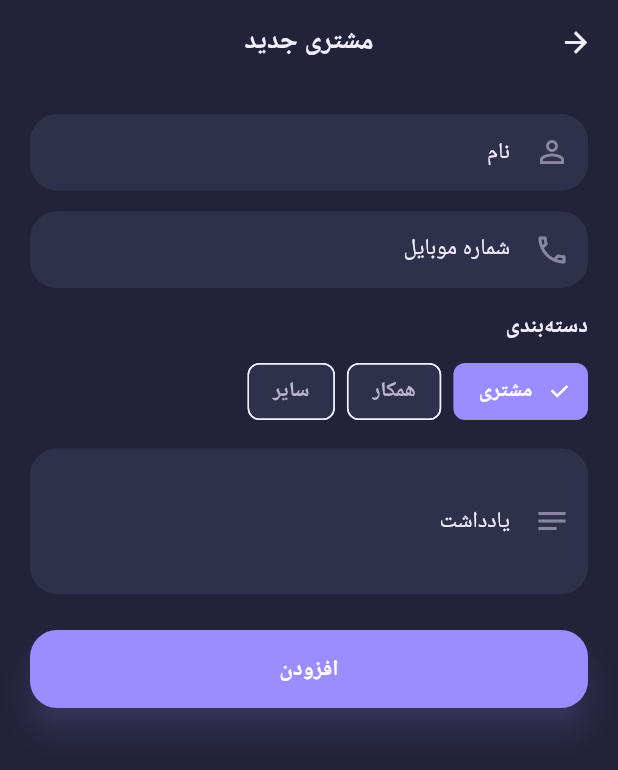
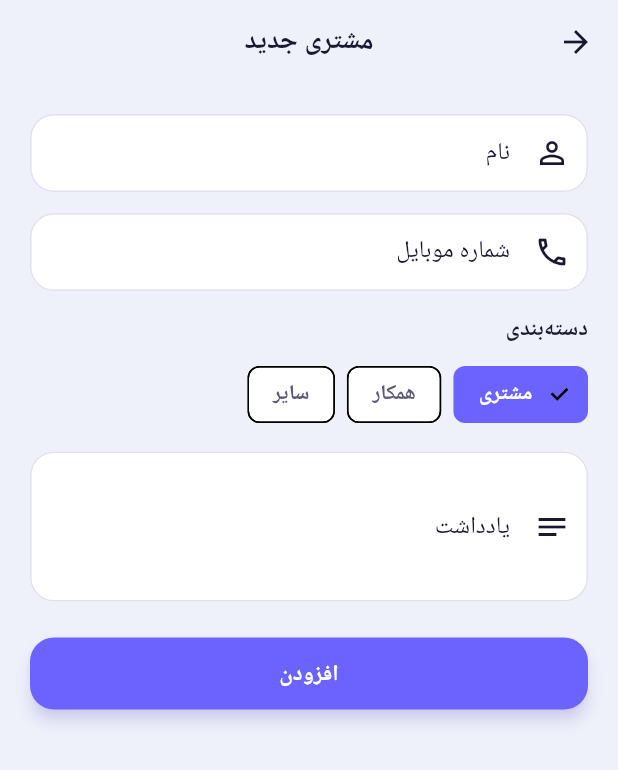
Before and after one commit to froshapp09/customer-callbook, a Flutter app: the screen it shows after launch, item 2 of the bottom bar chosen, after a tap on "افزودن مشتری", on a phone screen of 412 x 824 dp. Shown: the top 770 px of the screen. Run offline on Flutter 3.47's test engine with Material 3 defaults, Android fonts, the phone set to English and light mode, and no system bars; our stand-ins replace file_picker, flutter_contacts, flutter_local_notifications, google_fonts, permission_handler, share_plus and 1 more; accounts and stored records are empty; Roboto replaces fonts that are missing (Vazirmatn).

Commit message:
Add files via upload

```diff
--- a/lib/app.dart
+++ b/lib/app.dart
@@ -2,7 +2,6 @@ import 'package:flutter/material.dart';
 import 'package:flutter/services.dart';
 import 'package:customer_callbook/core/theme/app_theme.dart';
 import 'package:customer_callbook/core/theme/app_colors.dart';
-import 'package:customer_callbook/core/theme/theme_controller.dart';
 import 'package:customer_callbook/core/theme/tag_colors.dart';
 import 'package:customer_callbook/data/services/contact_cache.dart';
 import 'package:customer_callbook/features/home/presentation/pages/home_page.dart';
@@ -16,61 +15,37 @@ class CustomerCallbookApp extends StatefulWidget {
 }
 
 class _CustomerCallbookAppState extends State<CustomerCallbookApp> {
-  final _theme = ThemeController.instance;
-
   @override
   void initState() {
     super.initState();
     _init();
-    _theme.addListener(_onTheme);
   }
 
   Future<void> _init() async {
-    await _theme.load();
+    AppColors.isDark = false;
     await TagColors.instance.load();
     ContactCache.instance.warmUp();
-    // بازیابی شنود تماس اگر کاربر فعال کرده
     CallListenerService.instance.restoreIfEnabled();
-    _applySystemUi(_theme.isDark);
-    if (mounted) setState(() {});
-  }
-
-  void _onTheme() {
-    AppColors.isDark = _theme.isDark;
-    _applySystemUi(_theme.isDark);
-    if (mounted) setState(() {});
-  }
-
-  void _applySystemUi(bool dark) {
     SystemChrome.setSystemUIOverlayStyle(
-      SystemUiOverlayStyle(
+      const SystemUiOverlayStyle(
         statusBarColor: Colors.transparent,
-        statusBarIconBrightness: dark ? Brightness.light : Brightness.dark,
-        statusBarBrightness: dark ? Brightness.dark : Brightness.light,
-        systemNavigationBarColor: dark ? const Color(0xFF1E1F33) : const Color(0xFFFFFFFF),
-        systemNavigationBarIconBrightness: dark ? Brightness.light : Brightness.dark,
+        statusBarIconBrightness: Brightness.dark,
+        systemNavigationBarColor: Color(0xFFFFFFFF),
+        systemNavigationBarIconBrightness: Brightness.dark,
       ),
     );
-  }
-
-  @override
-  void dispose() {
-    _theme.removeListener(_onTheme);
-    super.dispose();
+    if (mounted) setState(() {});
   }
 
   @override
   Widget build(BuildContext context) {
-    AppColors.isDark = _theme.isDark;
-    final dark = _theme.isDark;
+    AppColors.isDark = false;
     return MaterialApp(
       title: 'دفترچه مشتریان',
       debugShowCheckedModeBanner: false,
       theme: AppTheme.lightTheme,
-      darkTheme: AppTheme.darkTheme,
-      themeMode: dark ? ThemeMode.dark : ThemeMode.light,
-      // key اجباری: کل درخت UI با تعویض تم از نو ساخته شود
-      home: HomePage(key: ValueKey<bool>(dark)),
+      themeMode: ThemeMode.light,
+      home: const HomePage(),
       builder: (context, child) {
         return Directionality(
           textDirection: TextDirection.rtl,
--- a/lib/core/theme/app_colors.dart
+++ b/lib/core/theme/app_colors.dart
@@ -1,14 +1,18 @@
 import 'package:flutter/material.dart';
 
-class AppColorsLight {
-  static const Color background = Color(0xFFF0F2FA);
+/// تم روشن شیشه‌ای — مطابق نمونه مرجع
+class AppColors {
+  static bool isDark = false;
+
+  static const Color background = Color(0xFFEEF0FA);
   static const Color backgroundEnd = Color(0xFFE8E4F8);
-  static const Color surface = Color(0xFFFFFFFF);
+  static const Color surface = Color(0xF2FFFFFF);
   static const Color surfaceSolid = Color(0xFFFFFFFF);
   static const Color surfaceElevated = Color(0xFFFFFFFF);
   static const Color primary = Color(0xFF6C63FF);
   static const Color primaryDark = Color(0xFF5548E0);
   static const Color accent = Color(0xFF16A34A);
+  static const Color success = Color(0xFF16A34A);
   static const Color textPrimary = Color(0xFF1A1730);
   static const Color textSecondary = Color(0xFF5C5878);
   static const Color textMuted = Color(0xFF9B97B0);
@@ -17,53 +21,8 @@ class AppColorsLight {
   static const Color info = Color(0xFF2563EB);
   static const Color border = Color(0xFFE2E0F0);
   static const Color chipBg = Color(0xFFEEECFF);
-  static const Color shadow = Color(0x1A000000);
+  static const Color shadow = Color(0x1A5E52E0);
   static const Color navBar = Color(0xFFFFFFFF);
-}
-
-class AppColorsDark {
-  static const Color background = Color(0xFF22233A);
-  static const Color backgroundEnd = Color(0xFF2C2D4A);
-  static const Color surface = Color(0xFF2F314C);
-  static const Color surfaceSolid = Color(0xFF2F314C);
-  static const Color surfaceElevated = Color(0xFF383A58);
-  static const Color primary = Color(0xFF9B8CFF);
-  static const Color primaryDark = Color(0xFF7C6CF6);
-  static const Color accent = Color(0xFF34D399);
-  static const Color textPrimary = Color(0xFFF2F0FF);
-  static const Color textSecondary = Color(0xFFB8B5D0);
-  static const Color textMuted = Color(0xFF8885A5);
-  static const Color danger = Color(0xFFF87171);
-  static const Color warning = Color(0xFFFBBF24);
-  static const Color info = Color(0xFF60A5FA);
-  static const Color border = Color(0x28FFFFFF);
-  static const Color chipBg = Color(0xFF3F3B68);
-  static const Color shadow = Color(0x40000000);
-  static const Color navBar = Color(0xFF1E1F33);
-}
-
-class AppColors {
-  static bool isDark = true;
-
-  static Color get background => isDark ? AppColorsDark.background : AppColorsLight.background;
-  static Color get backgroundEnd => isDark ? AppColorsDark.backgroundEnd : AppColorsLight.backgroundEnd;
-  static Color get surface => isDark ? AppColorsDark.surface : AppColorsLight.surface;
-  static Color get surfaceSolid => isDark ? AppColorsDark.surfaceSolid : AppColorsLight.surfaceSolid;
-  static Color get surfaceElevated => isDark ? AppColorsDark.surfaceElevated : AppColorsLight.surfaceElevated;
-  static Color get primary => isDark ? AppColorsDark.primary : AppColorsLight.primary;
-  static Color get primaryDark => isDark ? AppColorsDark.primaryDark : AppColorsLight.primaryDark;
-  static Color get accent => isDark ? AppColorsDark.accent : AppColorsLight.accent;
-  static Color get success => accent;
-  static Color get textPrimary => isDark ? AppColorsDark.textPrimary : AppColorsLight.textPrimary;
-  static Color get textSecondary => isDark ? AppColorsDark.textSecondary : AppColorsLight.textSecondary;
-  static Color get textMuted => isDark ? AppColorsDark.textMuted : AppColorsLight.textMuted;
-  static Color get danger => isDark ? AppColorsDark.danger : AppColorsLight.danger;
-  static Color get warning => isDark ? AppColorsDark.warning : AppColorsLight.warning;
-  static Color get info => isDark ? AppColorsDark.info : AppColorsLight.info;
-  static Color get border => isDark ? AppColorsDark.border : AppColorsLight.border;
-  static Color get chipBg => isDark ? AppColorsDark.chipBg : AppColorsLight.chipBg;
-  static Color get shadow => isDark ? AppColorsDark.shadow : AppColorsLight.shadow;
-  static Color get navBar => isDark ? AppColorsDark.navBar : AppColorsLight.navBar;
 
   static const List<Color> avatarPalette = [
     Color(0xFF7C6CF0),
--- a/lib/core/theme/app_theme.dart
+++ b/lib/core/theme/app_theme.dart
@@ -3,122 +3,98 @@ import 'package:google_fonts/google_fonts.dart';
 import 'app_colors.dart';
 
 class AppTheme {
-  static ThemeData theme(bool dark) {
-    AppColors.isDark = dark;
-    final bg = dark ? AppColorsDark.background : AppColorsLight.background;
-    final surface = dark ? AppColorsDark.surfaceSolid : AppColorsLight.surfaceSolid;
-    final primary = dark ? AppColorsDark.primary : AppColorsLight.primary;
-    final text = dark ? AppColorsDark.textPrimary : AppColorsLight.textPrimary;
-    final textSec = dark ? AppColorsDark.textSecondary : AppColorsLight.textSecondary;
-    final muted = dark ? AppColorsDark.textMuted : AppColorsLight.textMuted;
-    final border = dark ? AppColorsDark.border : AppColorsLight.border;
-    final accent = dark ? AppColorsDark.accent : AppColorsLight.accent;
-    final danger = dark ? AppColorsDark.danger : AppColorsLight.danger;
-    final nav = dark ? AppColorsDark.navBar : AppColorsLight.navBar;
-
-    final base = GoogleFonts.vazirmatnTextTheme(
-      dark ? ThemeData.dark().textTheme : ThemeData.light().textTheme,
-    );
-
-    return ThemeData(
+  static ThemeData get lightTheme {
+    AppColors.isDark = false;
+    final base = ThemeData(
       useMaterial3: true,
-      brightness: dark ? Brightness.dark : Brightness.light,
-      scaffoldBackgroundColor: bg,
-      primaryColor: primary,
-      colorScheme: ColorScheme(
-        brightness: dark ? Brightness.dark : Brightness.light,
-        primary: primary,
+      brightness: Brightness.light,
+      colorScheme: ColorScheme.light(
+        primary: AppColors.primary,
+        secondary: AppColors.accent,
+        surface: AppColors.surfaceSolid,
+        error: AppColors.danger,
         onPrimary: Colors.white,
-        secondary: accent,
-        onSecondary: Colors.white,
-        surface: surface,
-        onSurface: text,
-        error: danger,
-        onError: Colors.white,
+        onSurface: AppColors.textPrimary,
       ),
+      scaffoldBackgroundColor: AppColors.background,
       appBarTheme: AppBarTheme(
         backgroundColor: Colors.transparent,
         elevation: 0,
-        scrolledUnderElevation: 0,
         centerTitle: true,
-        titleTextStyle: GoogleFonts.vazirmatn(fontSize: 18, fontWeight: FontWeight.w700, color: text),
-        iconTheme: IconThemeData(color: text, size: 22),
+        foregroundColor: AppColors.textPrimary,
+        titleTextStyle: GoogleFonts.vazirmatn(
+          fontSize: 18,
+          fontWeight: FontWeight.w700,
+          color: AppColors.textPrimary,
+        ),
       ),
-      textTheme: base.copyWith(
-        headlineMedium: GoogleFonts.vazirmatn(fontSize: 22, fontWeight: FontWeight.w800, color: text),
-        titleLarge: GoogleFonts.vazirmatn(fontSize: 17, fontWeight: FontWeight.w700, color: text),
-        titleMedium: GoogleFonts.vazirmatn(fontSize: 15, fontWeight: FontWeight.w600, color: text),
-        bodyLarge: GoogleFonts.vazirmatn(fontSize: 15, color: text),
-        bodyMedium: GoogleFonts.vazirmatn(fontSize: 13, color: textSec),
-        bodySmall: GoogleFonts.vazirmatn(fontSize: 12, color: muted),
-        labelLarge: GoogleFonts.vazirmatn(fontSize: 14, fontWeight: FontWeight.w700, color: Colors.white),
+      textTheme: TextTheme(
+        headlineMedium: GoogleFonts.vazirmatn(fontSize: 24, fontWeight: FontWeight.w800, color: AppColors.textPrimary),
+        titleLarge: GoogleFonts.vazirmatn(fontSize: 18, fontWeight: FontWeight.w700, color: AppColors.textPrimary),
+        titleMedium: GoogleFonts.vazirmatn(fontSize: 15, fontWeight: FontWeight.w600, color: AppColors.textPrimary),
+        bodyMedium: GoogleFonts.vazirmatn(fontSize: 14, color: AppColors.textSecondary),
+        bodySmall: GoogleFonts.vazirmatn(fontSize: 12, color: AppColors.textMuted),
+      ),
+      inputDecorationTheme: InputDecorationTheme(
+        filled: true,
+        fillColor: AppColors.surfaceSolid,
+        border: OutlineInputBorder(borderRadius: BorderRadius.circular(16), borderSide: BorderSide(color: AppColors.border)),
+        enabledBorder: OutlineInputBorder(borderRadius: BorderRadius.circular(16), borderSide: BorderSide(color: AppColors.border)),
+        focusedBorder: OutlineInputBorder(borderRadius: BorderRadius.circular(16), borderSide: BorderSide(color: AppColors.primary, width: 1.5)),
+        contentPadding: const EdgeInsets.symmetric(horizontal: 16, vertical: 14),
+        hintStyle: GoogleFonts.vazirmatn(color: AppColors.textMuted),
       ),
       elevatedButtonTheme: ElevatedButtonThemeData(
         style: ElevatedButton.styleFrom(
-          backgroundColor: primary,
+          backgroundColor: AppColors.primary,
           foregroundColor: Colors.white,
-          elevation: 8,
-          shadowColor: primary.withOpacity(0.4),
-          minimumSize: const Size.fromHeight(52),
-          shape: RoundedRectangleBorder(borderRadius: BorderRadius.circular(18)),
-          textStyle: GoogleFonts.vazirmatn(fontSize: 15, fontWeight: FontWeight.w700),
+          elevation: 4,
+          shadowColor: AppColors.primary.withOpacity(0.35),
+          padding: const EdgeInsets.symmetric(horizontal: 20, vertical: 14),
+          shape: RoundedRectangleBorder(borderRadius: BorderRadius.circular(16)),
+          textStyle: GoogleFonts.vazirmatn(fontWeight: FontWeight.w700, fontSize: 15),
         ),
       ),
       outlinedButtonTheme: OutlinedButtonThemeData(
         style: OutlinedButton.styleFrom(
-          foregroundColor: primary,
-          side: BorderSide(color: primary.withOpacity(0.45), width: 1.4),
-          minimumSize: const Size.fromHeight(52),
-          shape: RoundedRectangleBorder(borderRadius: BorderRadius.circular(18)),
+          foregroundColor: AppColors.primary,
+          side: BorderSide(color: AppColors.primary.withOpacity(0.4)),
+          padding: const EdgeInsets.symmetric(horizontal: 20, vertical: 14),
+          shape: RoundedRectangleBorder(borderRadius: BorderRadius.circular(16)),
+          textStyle: GoogleFonts.vazirmatn(fontWeight: FontWeight.w600, fontSize: 15),
         ),
       ),
-      inputDecorationTheme: InputDecorationTheme(
-        filled: true,
-        fillColor: surface,
-        contentPadding: const EdgeInsets.symmetric(horizontal: 16, vertical: 14),
-        border: OutlineInputBorder(borderRadius: BorderRadius.circular(18), borderSide: BorderSide.none),
-        enabledBorder: OutlineInputBorder(borderRadius: BorderRadius.circular(18), borderSide: BorderSide.none),
-        focusedBorder: OutlineInputBorder(
+      cardTheme: CardThemeData(
+        color: AppColors.surfaceSolid,
+        elevation: 0,
+        shape: RoundedRectangleBorder(
           borderRadius: BorderRadius.circular(18),
-          borderSide: BorderSide(color: primary, width: 1.4),
+          side: BorderSide(color: AppColors.border),
         ),
-        hintStyle: GoogleFonts.vazirmatn(color: muted, fontSize: 14),
-        prefixIconColor: muted,
-      ),
-      floatingActionButtonTheme: FloatingActionButtonThemeData(
-        backgroundColor: primary,
-        foregroundColor: Colors.white,
-        elevation: 10,
-        shape: RoundedRectangleBorder(borderRadius: BorderRadius.circular(18)),
       ),
       bottomNavigationBarTheme: BottomNavigationBarThemeData(
-        backgroundColor: nav,
-        selectedItemColor: primary,
-        unselectedItemColor: muted,
+        backgroundColor: AppColors.navBar,
+        selectedItemColor: AppColors.primary,
+        unselectedItemColor: AppColors.textMuted,
         type: BottomNavigationBarType.fixed,
-        elevation: 0,
-        selectedLabelStyle: const TextStyle(fontSize: 11, fontWeight: FontWeight.w700),
-        unselectedLabelStyle: const TextStyle(fontSize: 11),
+        elevation: 8,
       ),
-      cardTheme: CardTheme(
-        color: surface,
-        elevation: 0,
-        shape: RoundedRectangleBorder(borderRadius: BorderRadius.circular(20)),
+      switchTheme: SwitchThemeData(
+        thumbColor: WidgetStateProperty.resolveWith((s) => s.contains(WidgetState.selected) ? Colors.white : AppColors.textMuted),
+        trackColor: WidgetStateProperty.resolveWith((s) => s.contains(WidgetState.selected) ? AppColors.primary : AppColors.border),
       ),
+      dividerColor: AppColors.border,
       snackBarTheme: SnackBarThemeData(
+        backgroundColor: AppColors.textPrimary,
+        contentTextStyle: GoogleFonts.vazirmatn(color: Colors.white),
         behavior: SnackBarBehavior.floating,
-        shape: RoundedRectangleBorder(borderRadius: BorderRadius.circular(14)),
-      ),
-      dividerColor: border,
-      switchTheme: SwitchThemeData(
-        thumbColor: WidgetStateProperty.resolveWith((s) => Colors.white),
-        trackColor: WidgetStateProperty.resolveWith(
-          (s) => s.contains(WidgetState.selected) ? primary : muted.withOpacity(0.35),
-        ),
+        shape: RoundedRectangleBorder(borderRadius: BorderRadius.circular(12)),
       ),
     );
+    return base;
   }
 
-  static ThemeData get darkTheme => theme(true);
-  static ThemeData get lightTheme => theme(false);
+  // سازگاری با کدهای قبلی
+  static ThemeData get darkTheme => lightTheme;
+  static ThemeData theme(bool dark) => lightTheme;
 }
--- a/pubspec.yaml
+++ b/pubspec.yaml
@@ -1,7 +1,7 @@
 name: customer_callbook
 description: دفترچه مشتریان هوشمند
 publish_to: 'none'
-version: 1.17.2+32
+version: 1.18.1+34
 
 environment:
   sdk: '>=3.2.0 <4.0.0'
@@ -12,6 +12,8 @@ dependencies:
   cupertino_icons: ^1.0.8
   google_fonts: ^6.2.1
   permission_handler: ^11.3.1
+  file_picker: ^8.0.0
+  path_provider: ^2.1.0
   intl: ^0.19.0
   uuid: ^4.4.2
   package_info_plus: ^8.0.0
```
Also changed, not shown: lib/features/home/presentation/pages/home_page.dart (+144 -133 lines), assets/icons/app_icon.png, 1 other file.
